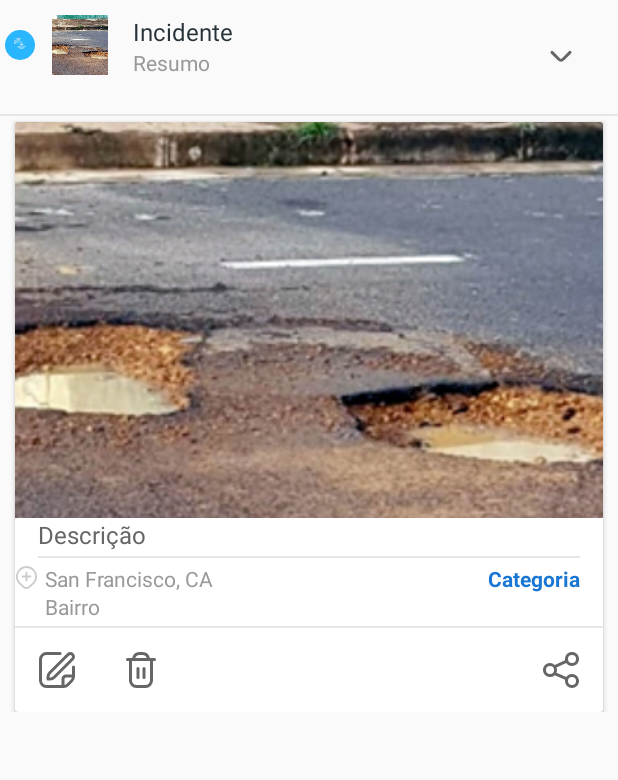
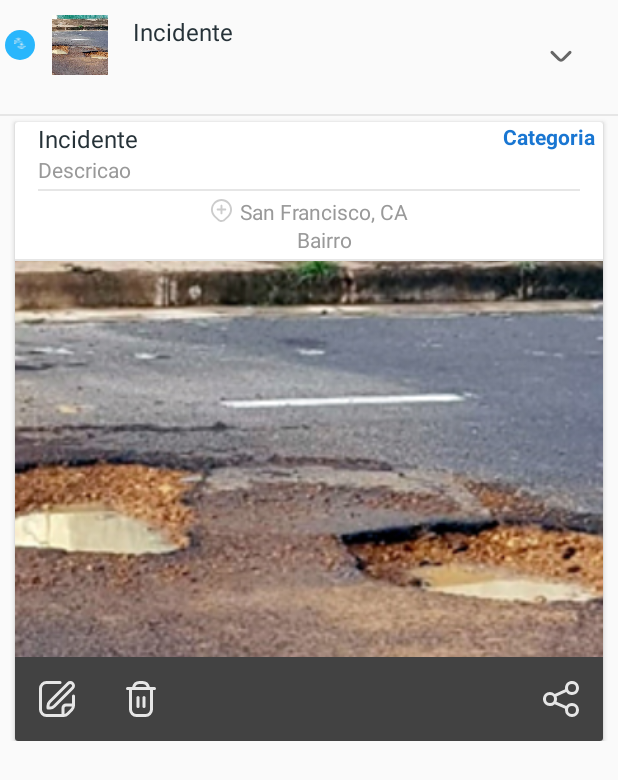
Before and after one commit to fernandosantis/MinhaRua, an Android app: the layout item_incidente.xml on its own in the app's theme, with its tools: preview values and no code run, on a phone screen of 412 x 824 dp. Shown: the top 780 px of the screen. Run offline under Robolectric (Android 15) with nearby library versions, the phone set to English and light mode, and no system bars.

Commit message:
Ajustando Interfaces e ApagarIncidente

```diff
--- a/app/src/main/java/com/santis/minharua/ui/MainActivity.kt
+++ b/app/src/main/java/com/santis/minharua/ui/MainActivity.kt
@@ -1,13 +1,10 @@
 package com.santis.minharua.ui
 
-import android.app.Activity
 import android.os.Bundle
 import android.os.StrictMode
 import android.view.View
-import android.widget.Toast
 import androidx.appcompat.app.AppCompatActivity
 import androidx.recyclerview.widget.LinearLayoutManager
-import androidx.recyclerview.widget.RecyclerView
 import com.santis.minharua.MinhaRua
 import com.santis.minharua.data.CatIncidentesAdapter
 import com.santis.minharua.data.MinhaRuaDatabase
@@ -32,7 +29,6 @@ class MainActivity : AppCompatActivity() {
             layoutInflater
         )
         setContentView(binding.root)
-        // Testes.populaTestes(this)
 
         // Menu
 
@@ -58,7 +54,6 @@ class MainActivity : AppCompatActivity() {
             if (incidentesLista.isEmpty()) {
                 recyclerview.visibility = View.GONE
                 binding.noLayIncidente.visibility = View.VISIBLE
-
             } else {
                 binding.noLayIncidente.visibility = View.GONE
                 recyclerview.visibility = View.VISIBLE
--- a/app/src/main/res/layout/incidente.xml
+++ b/app/src/main/res/layout/incidente.xml
@@ -160,7 +160,7 @@
                 />
 
             <androidx.constraintlayout.widget.ConstraintLayout
-                android:id="@+id/lay_local_cat"
+                android:id="@+id/lay_local"
                 android:layout_width="match_parent"
                 android:layout_height="wrap_content"
                 android:layout_marginVertical="@dimen/spacing_medium"
@@ -221,7 +221,7 @@
                 android:layout_height="1dp"
                 android:background="@color/grey_10"
                 android:layout_marginVertical="@dimen/spacing_small"
-                app:layout_constraintTop_toBottomOf="@id/lay_local_cat"
+                app:layout_constraintTop_toBottomOf="@id/lay_local"
 
                 />
 
--- a/app/src/main/res/layout/item_incidente.xml
+++ b/app/src/main/res/layout/item_incidente.xml
@@ -6,6 +6,7 @@
     android:layout_height="wrap_content"
     xmlns:tools="http://schemas.android.com/tools"
     android:clickable="true"
+    android:id="@+id/root_item"
     >
 
     <RelativeLayout
@@ -64,6 +65,7 @@
             android:layout_width="0dp"
             android:layout_height="wrap_content"
             android:text="Incidente"
+            android:maxLines="2"
             android:textAppearance="@style/TextAppearance.AppCompat.Subhead"
             android:textColor="@color/grey_90"
             android:layout_marginHorizontal="@dimen/spacing_large"
@@ -72,20 +74,7 @@
             app:layout_constraintEnd_toStartOf="@id/cmd_expandir"
             />
 
-        <TextView
-            android:id="@+id/lbl_resumo"
-            android:layout_width="0dp"
-            android:layout_height="wrap_content"
-            android:maxLines="2"
-            android:text="Resumo"
-            android:layout_marginHorizontal="@dimen/spacing_large"
-            android:textAppearance="@style/TextAppearance.AppCompat.Body1"
-            android:textColor="@color/grey_40"
-            app:layout_constraintTop_toBottomOf="@id/lbl_titulo"
-            app:layout_constraintStart_toEndOf="@id/img_icone"
-            app:layout_constraintEnd_toStartOf="@id/cmd_expandir"
 
-            />
         <ImageButton
             android:id="@+id/cmd_expandir"
             android:layout_width="?attr/actionBarSize"
@@ -125,28 +114,42 @@
             android:layout_width="match_parent"
             android:layout_height="wrap_content"
             android:orientation="vertical">
-            <ImageView
-                android:id="@+id/img_imagem"
-                android:layout_width="match_parent"
-                android:layout_height="match_parent"
-                app:layout_constraintDimensionRatio="16:9"
-                android:scaleType="centerCrop"
-                android:src="@drawable/foto_rua"
+            <TextView
+                android:id="@+id/lbl_titulo_2"
+                android:layout_width="0dp"
+                android:layout_height="wrap_content"
+                android:text="Incidente"
+                android:textAppearance="@style/TextAppearance.AppCompat.Subhead"
+                android:textColor="@color/grey_90"
+                android:layout_marginHorizontal="@dimen/spacing_large"
+                app:layout_constraintStart_toStartOf="parent"
                 app:layout_constraintTop_toTopOf="parent"
-                app:layout_constraintStart_toStartOf="parent"
+                app:layout_constraintEnd_toStartOf="@id/lbl_categoria"
                 />
 
             <TextView
+                android:id="@+id/lbl_categoria"
+                android:layout_marginHorizontal="@dimen/spacing_medium"
+                android:layout_width="wrap_content"
+                android:layout_height="wrap_content"
+                android:text="Categoria"
+                android:textAppearance="@style/TextAppearance.AppCompat.Body1"
+                android:textColor="@color/primaryColor"
+                android:textStyle="bold"
+                app:layout_constraintTop_toTopOf="parent"
+                app:layout_constraintEnd_toEndOf="parent"
+                />
+            <TextView
                 android:id="@+id/lbl_descricao"
-                android:layout_width="match_parent"
-                android:layout_height="wrap_content"
-                android:layout_marginBottom="@dimen/spacing_large"
-                android:layout_marginLeft="@dimen/spacing_large"
-                android:layout_marginRight="@dimen/spacing_large"
-                android:text="Descrição"
-                android:textAppearance="@style/TextAppearance.AppCompat.Subhead"
-                android:textColor="@color/grey_60"
-                app:layout_constraintTop_toBottomOf="@id/img_imagem"
+            android:layout_width="0dp"
+            android:layout_height="wrap_content"
+            android:text="Descricao"
+                android:layout_marginEnd="@dimen/spacing_large"
+            android:textAppearance="@style/TextAppearance.AppCompat.Body1"
+            android:textColor="@color/grey_40"
+                app:layout_constraintTop_toBottomOf="@id/lbl_titulo_2"
+                app:layout_constraintStart_toStartOf="@id/lbl_titulo_2"
+                app:layout_constraintEnd_toEndOf="parent"
 
                 />
 
@@ -160,15 +163,15 @@
                 app:layout_constraintTop_toBottomOf="@id/lbl_descricao"
 
                 />
-
             <androidx.constraintlayout.widget.ConstraintLayout
-                android:id="@+id/lay_local_cat"
-                android:layout_width="match_parent"
+                android:id="@+id/lay_local"
+                android:layout_width="wrap_content"
                 android:layout_height="wrap_content"
                 android:layout_marginVertical="@dimen/spacing_medium"
                 android:gravity="center"
                 app:layout_constraintTop_toBottomOf="@id/dv_divide_1"
                 app:layout_constraintStart_toStartOf="parent"
+                app:layout_constraintEnd_toEndOf="parent"
                 >
 
                 <ImageView
@@ -202,20 +205,10 @@
                     android:textColor="@color/grey_40"
                     app:layout_constraintTop_toBottomOf="@id/lbl_endereco"
                     app:layout_constraintStart_toStartOf="@id/lbl_endereco"
+                    app:layout_constraintEnd_toEndOf="@id/lbl_endereco"
                     />
 
-                <TextView
-                    android:id="@+id/lbl_categoria"
-                    android:layout_marginHorizontal="@dimen/spacing_large"
-                    android:layout_width="wrap_content"
-                    android:layout_height="wrap_content"
-                    android:text="Categoria"
-                    android:textAppearance="@style/TextAppearance.AppCompat.Body1"
-                    android:textColor="@color/primaryColor"
-                    android:textStyle="bold"
-                    app:layout_constraintTop_toTopOf="@id/lbl_endereco"
-                    app:layout_constraintEnd_toEndOf="parent"
-                    />
+
             </androidx.constraintlayout.widget.ConstraintLayout>
             <View
                 android:id="@+id/dv_divide_2"
@@ -223,16 +216,34 @@
                 android:layout_height="1dp"
                 android:background="@color/grey_10"
                 android:layout_marginVertical="@dimen/spacing_small"
-                app:layout_constraintTop_toBottomOf="@id/lay_local_cat"
+                app:layout_constraintTop_toBottomOf="@id/lay_local"
 
                 />
+            <ImageView
+                android:id="@+id/img_imagem"
+                android:layout_width="match_parent"
+                android:layout_height="match_parent"
+                app:layout_constraintDimensionRatio="16:9"
+                android:scaleType="centerCrop"
+                android:src="@drawable/foto_rua"
+                app:layout_constraintTop_toBottomOf="@id/dv_divide_2"
+                app:layout_constraintStart_toStartOf="parent"
+                />
+
+
+
+
+
+
 
 
             <LinearLayout
                 android:layout_width="match_parent"
                 android:layout_height="?attr/actionBarSize"
                 android:orientation="horizontal"
-                app:layout_constraintTop_toBottomOf="@+id/dv_divide_2">
+                android:background="@color/cardview_dark_background"
+                app:layout_constraintTop_toBottomOf="@+id/img_imagem"
+                >
 
                 <ImageButton
                     android:id="@+id/cmd_editar"
@@ -240,7 +251,7 @@
                     android:layout_height="?attr/actionBarSize"
                     android:background="?attr/selectableItemBackgroundBorderless"
                     app:srcCompat="@drawable/ic_edit"
-                    app:tint="@color/grey_60" />
+                    app:tint="@color/grey_10" />
 
                 <ImageButton
                     android:id="@+id/cmd_apagar"
@@ -248,7 +259,7 @@
                     android:layout_height="?attr/actionBarSize"
                     android:background="?attr/selectableItemBackgroundBorderless"
                     app:srcCompat="@drawable/ic_trash"
-                    app:tint="@color/grey_60" />
+                    app:tint="@color/grey_10" />
 
                 <View
                     android:layout_width="0dp"
@@ -261,7 +272,7 @@
                     android:layout_height="?attr/actionBarSize"
                     android:background="?attr/selectableItemBackgroundBorderless"
                     app:srcCompat="@drawable/ic_share"
-                    app:tint="@color/grey_60" />
+                    app:tint="@color/grey_10" />
 
             </LinearLayout>
 
```
Also changed, not shown: app/src/main/java/com/santis/minharua/data/CatIncidentesAdapter.kt (+75 -41 lines), app/src/main/java/com/santis/minharua/data/interfaces/CategoriaDao.kt (+9 -8 lines), app/src/main/java/com/santis/minharua/data/interfaces/IncidenteDao.kt (+11 -7 lines), app/src/main/java/com/santis/minharua/ui/SplashActivity.kt (+18 -24 lines), app/src/main/java/com/santis/minharua/util/Anime.kt (deleted, +0 -30 lines), app/src/main/java/com/santis/minharua/util/Image.kt (+23 -22 lines), app/src/main/java/com/santis/minharua/util/ViewAnimation.kt (added, +274 -0 lines).
